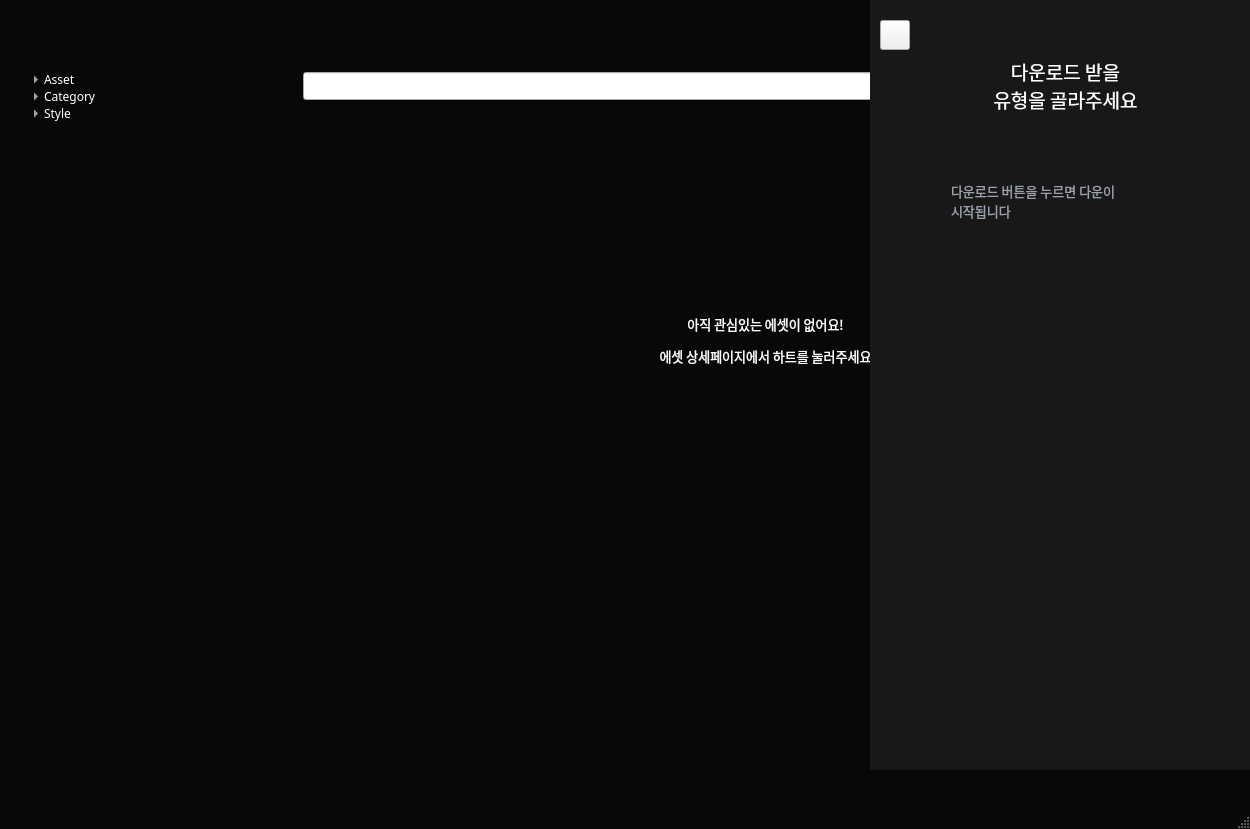
Qt form gui/asset_main2.ui (oventd/NA_Spirit) before a commit.
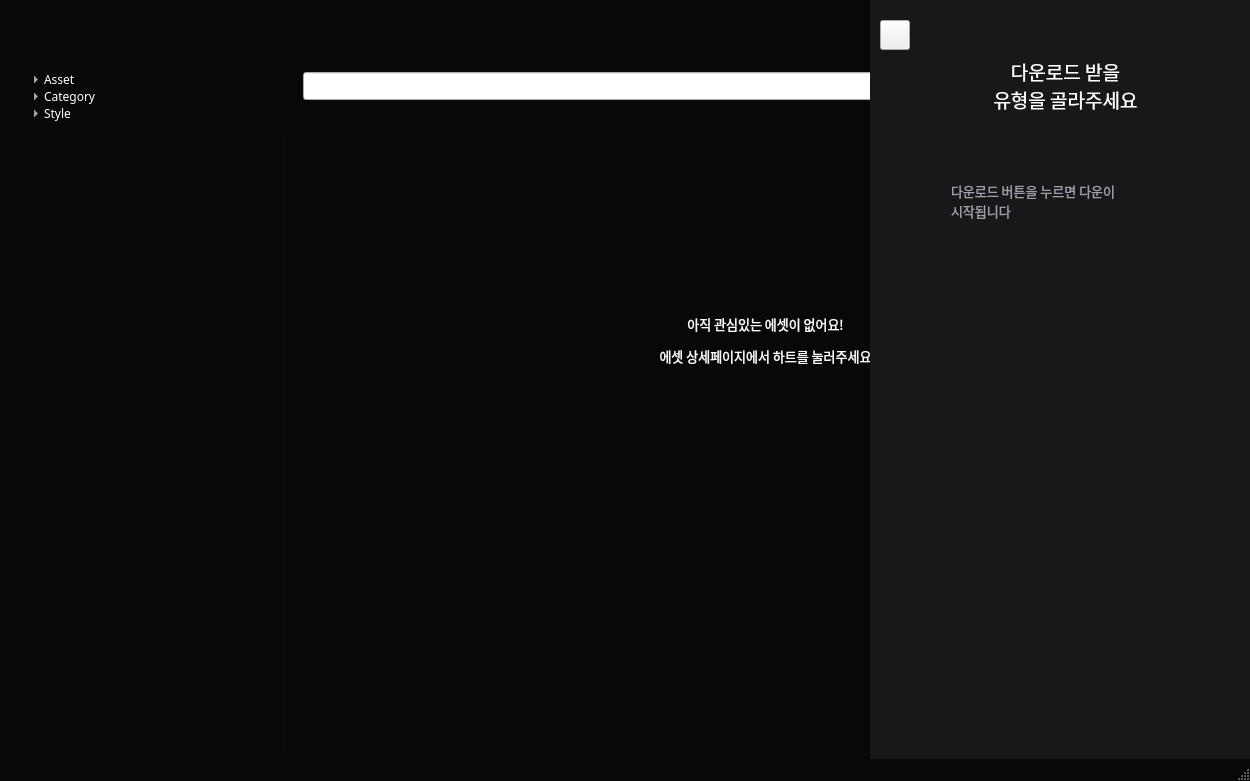
The same form after that commit. The open tabs and pages were chosen to show the change. Icons and pictures are not drawn.

Commit message: 하단바 없앰

```diff
--- a/gui/asset_main2.ui
+++ b/gui/asset_main2.ui
@@ -7,7 +7,7 @@
     <x>0</x>
     <y>0</y>
     <width>1250</width>
-    <height>829</height>
+    <height>781</height>
    </rect>
   </property>
   <property name="palette">
@@ -1645,7 +1645,7 @@
         <x>0</x>
         <y>0</y>
         <width>391</width>
-        <height>770</height>
+        <height>791</height>
        </rect>
       </property>
       <property name="styleSheet">
```
Left out of the diff: 2 changed lines with no effect on the pictures. The commit also changes 1 other file.
